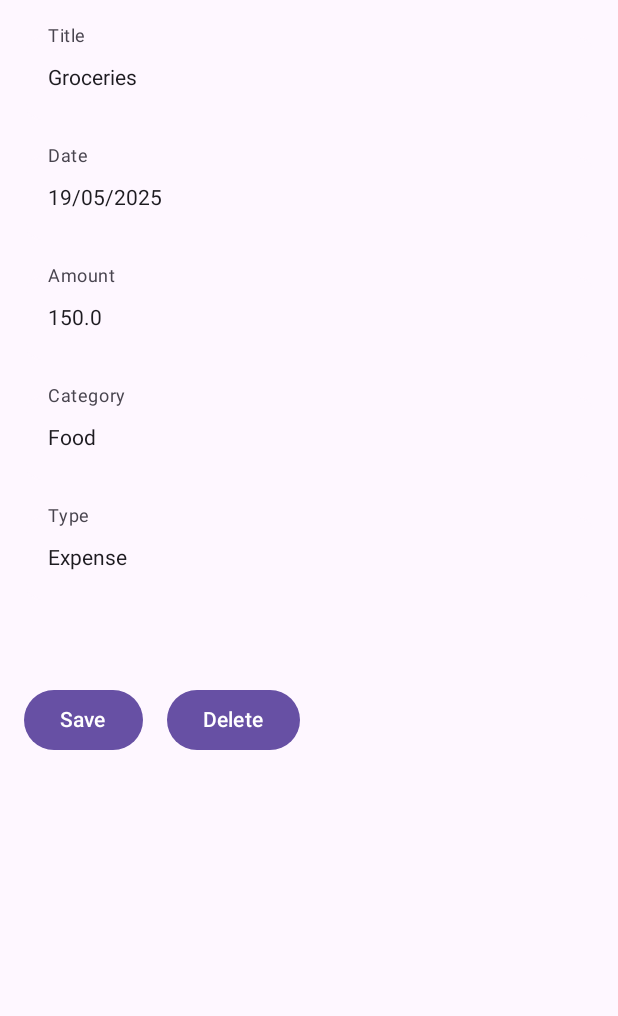
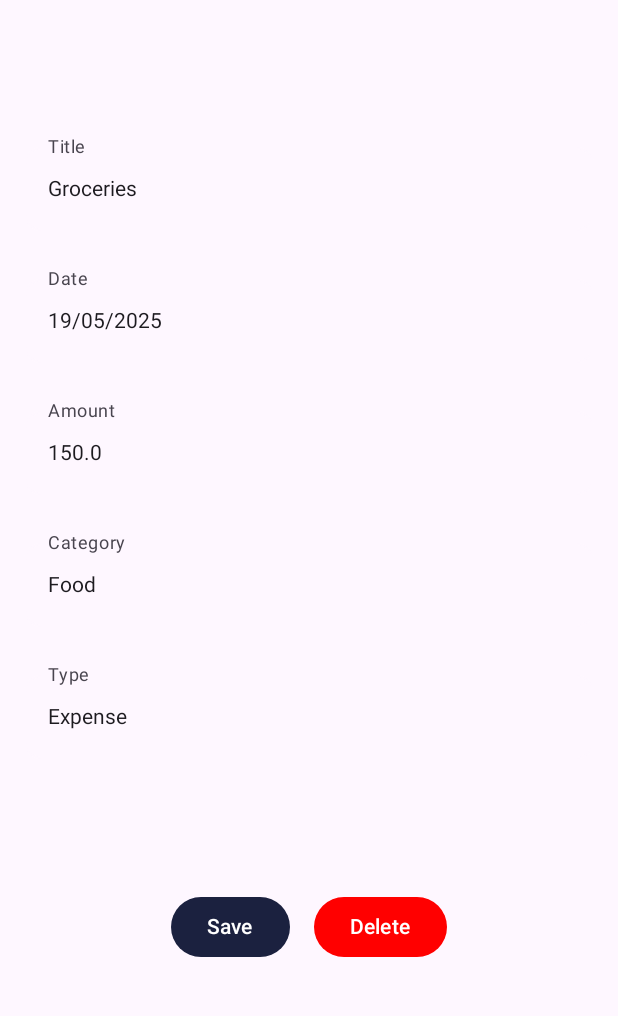
Before and after one commit to SantBreno/fintrack, an Android app built with Jetpack Compose: the @Preview function TransactionDetailScreenPreview, on a phone screen of 412 x 824 dp, the part 96-1112 px from its top. Run offline under Robolectric (Android 15) with nearby library versions, the light colour scheme and no system bars.

Commit message:
feat: Implement delete transaction functionality
This commit adds the ability to delete transactions from the Transaction Detail Screen.

Changes include:
- Added a `deleteTransaction` function to `TransactionViewModel` that removes a transaction from the list by its ID.
- Added a "Delete" button to the `TransactionDetailScreen`.
- When the "Delete" button is clicked, the `deleteTransaction` function in the ViewModel is called and the user is navigated back.
- Adjusted layout and styling of buttons in `TransactionDetailScreen`.
- Changed button color of "Save" button.

```diff
--- a/app/src/main/java/com/devsant/fintrack/ui/screens/TransactionDetailScreen.kt
+++ b/app/src/main/java/com/devsant/fintrack/ui/screens/TransactionDetailScreen.kt
@@ -1,6 +1,7 @@
 package com.devsant.fintrack.ui.screens
 
 import androidx.compose.foundation.layout.Arrangement
+import androidx.compose.foundation.layout.Box
 import androidx.compose.foundation.layout.Column
 import androidx.compose.foundation.layout.Row
 import androidx.compose.foundation.layout.Spacer
@@ -9,6 +10,7 @@ import androidx.compose.foundation.layout.fillMaxWidth
 import androidx.compose.foundation.layout.height
 import androidx.compose.foundation.layout.padding
 import androidx.compose.material3.Button
+import androidx.compose.material3.ButtonDefaults
 import androidx.compose.material3.ExperimentalMaterial3Api
 import androidx.compose.material3.MaterialTheme
 import androidx.compose.material3.OutlinedTextField
@@ -18,6 +20,7 @@ import androidx.compose.material3.Text
 import androidx.compose.material3.TopAppBar
 import androidx.compose.material3.TopAppBarDefaults
 import androidx.compose.runtime.Composable
+import androidx.compose.ui.Alignment
 import androidx.compose.ui.Modifier
 import androidx.compose.ui.graphics.Color
 import androidx.compose.ui.text.font.FontWeight
@@ -65,8 +68,9 @@ fun TransactionDetailScreen(
                     .padding(innerPadding)
                     .padding(16.dp)
                     .fillMaxSize(),
-                verticalArrangement = Arrangement.spacedBy(16.dp)
+                verticalArrangement = Arrangement.spacedBy(24.dp)
             ) {
+                Spacer(modifier = Modifier.height(50.dp))
                 OutlinedTextField(
                     value = viewModel.title.value,
                     onValueChange = { viewModel.title.value = it },
@@ -130,8 +134,19 @@ fun TransactionDetailScreen(
 
                 Spacer(modifier = Modifier.height(24.dp))
 
-                Row(horizontalArrangement = Arrangement.spacedBy(16.dp)){
-                    Button(onClick = {
+
+                Box(
+                    modifier = Modifier
+                        .fillMaxWidth()
+                        .padding(16.dp),
+                    contentAlignment = Alignment.Center
+                ) {
+                    Row(
+                        horizontalArrangement = Arrangement.spacedBy(16.dp),
+                        verticalAlignment = Alignment.CenterVertically
+                    ){
+                        Button(
+                            onClick = {
                                 viewModel.updateTransaction(
                                     id = transaction.id,
                                     title = viewModel.title.value,
@@ -140,14 +155,21 @@ fun TransactionDetailScreen(
                                     category = viewModel.category.value,
                                     type = viewModel.type.value
                                 )
+                                navController.popBackStack()
+                            },
+                            colors = ButtonDefaults.buttonColors(containerColor = Color(0xFF1B213F))
+                        ) { Text("Save") }
 
-                    }) {
-                        Text("Save")
-                    }
-                    Button(onClick = { /*DELETE LOGIC*/ }) {
-                        Text("Delete")
+                        Button(
+                            onClick = {
+                                viewModel.deleteTransaction(transaction.id)
+                                navController.popBackStack()
+                            },
+                            colors = ButtonDefaults.buttonColors(containerColor = Color.Red)
+                        ) { Text("Delete") }
                     }
                 }
+
             }
         }
     }
--- a/app/src/main/java/com/devsant/fintrack/viewmodel/TransactionViewModel.kt
+++ b/app/src/main/java/com/devsant/fintrack/viewmodel/TransactionViewModel.kt
@@ -46,6 +46,12 @@ open class TransactionViewModel : ViewModel() {
             )
         }
     }
+    fun deleteTransaction(id: Int) {
+        val index = transactionList.indexOfFirst { it.id == id }
+        if (index != -1) {
+            transactionList.removeAt(index)
+        }
+    }
 
     open fun getTransactionById(id: Int): Transaction? {
         return transactionList.find { it.id == id }
```
Lines whose indentation alone changed are shown as unchanged.
